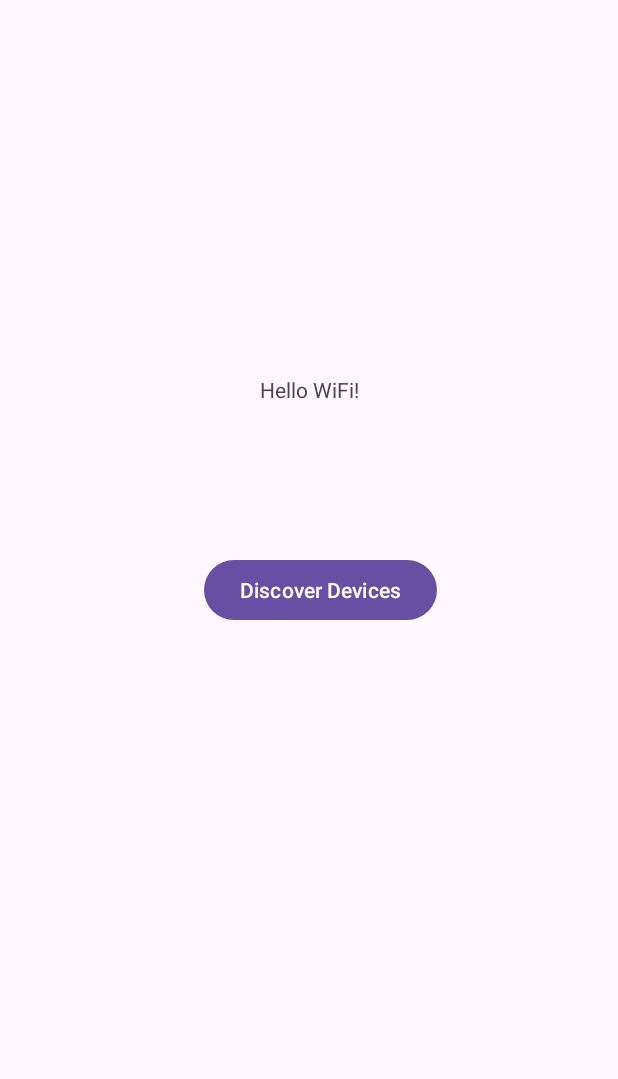
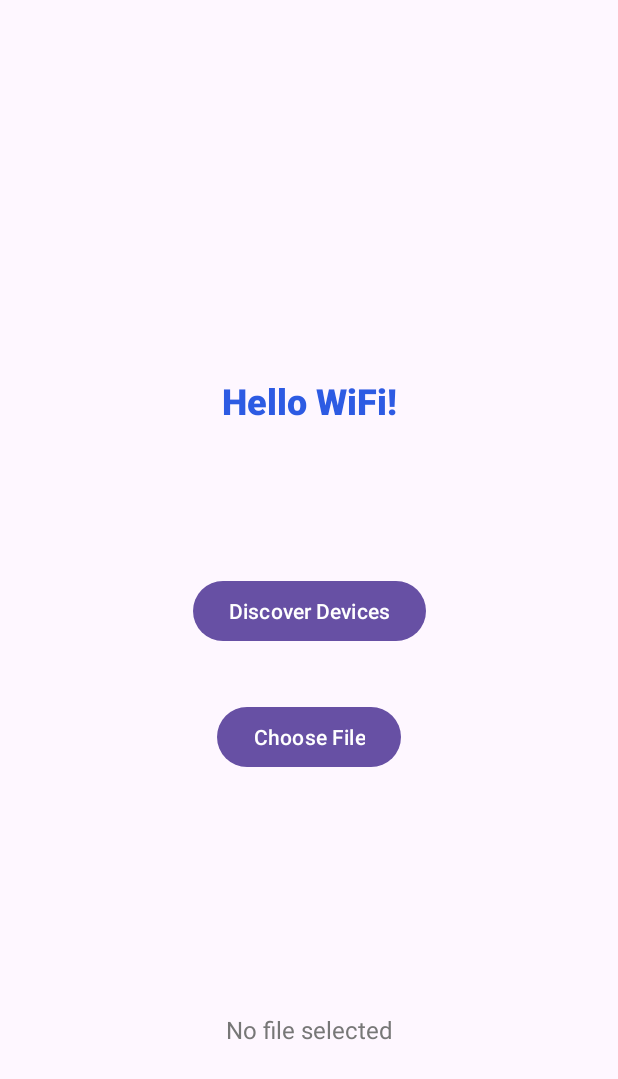
Before and after one commit to StephenWYP/HelloWifiDemo, an Android app: the screen it shows after launch (MainActivity), on a phone screen of 412 x 824 dp. Shown: the top 1079 px of the screen. Run offline under Robolectric (Android 15) with nearby library versions, the phone set to English and light mode, and no system bars.

Commit message:
Add file name display TextView and update after file selection

```diff
--- a/app/src/main/java/com/example/hellowifidemo/MainActivity.java
+++ b/app/src/main/java/com/example/hellowifidemo/MainActivity.java
@@ -1,12 +1,17 @@
 package com.example.hellowifidemo;
 
+import android.content.Intent;
+import android.net.Uri;
 import android.os.Bundle;
 import android.util.Log;
 import android.view.View;
 import android.widget.Button;
 import android.widget.Toast;
+import android.widget.TextView;
 
 import androidx.activity.EdgeToEdge;
+import androidx.activity.result.*;
+import androidx.activity.result.contract.ActivityResultContracts;
 import androidx.appcompat.app.AppCompatActivity;
 import androidx.core.graphics.Insets;
 import androidx.core.view.ViewCompat;
@@ -14,14 +19,40 @@ import androidx.core.view.WindowInsetsCompat;
 
 public class MainActivity extends AppCompatActivity {
 
+    // ActivityResultLauncher for file selection
+    private ActivityResultLauncher<Intent> filePickerLauncher;
     // Tag for logging (used in Logcat)
     private static final String TAG = "WIFI_SIM";
+    // TextView to display selected file name
+    private TextView fileNameView;
 
     @Override
     protected void onCreate(Bundle savedInstanceState) {
         super.onCreate(savedInstanceState);
         EdgeToEdge.enable(this);
         setContentView(R.layout.activity_main);
+        fileNameView = findViewById(R.id.tv_filename); // Connect to the XML TextView
+
+        // Register the file picker launcher to handle selected file
+        filePickerLauncher = registerForActivityResult(
+                new ActivityResultContracts.StartActivityForResult(),
+                result -> {
+                    if(result.getResultCode() == RESULT_OK && result.getData() != null){
+                        // Get file URI
+                        Uri fileUri = result.getData().getData();
+                        // Show Toast and log the URI
+                        if (fileUri != null){
+                            Toast.makeText(MainActivity.this, "File selected: " + fileUri.getLastPathSegment(), Toast.LENGTH_SHORT).show();
+                            Log.d(TAG, "User selected file: " + fileUri.toString());
+                            // Update the on-screen TextView with the selected file name
+                            fileNameView.setText("Selected: " + fileUri.getLastPathSegment());
+                        }
+                        // Simulate file transfer
+                        Toast.makeText(MainActivity.this, "Transferring file...", Toast.LENGTH_SHORT).show();
+                        Log.d(TAG, "Simulated file transfer complete.");
+                    }
+                }
+        );
 
         // Keep the system bar insets if needed
         ViewCompat.setOnApplyWindowInsetsListener(findViewById(R.id.main), (v, insets) -> {
@@ -45,5 +76,23 @@ public class MainActivity extends AppCompatActivity {
            }
         });
 
+        // Find the choose file button by ID
+        Button chooseFileBtn = findViewById(R.id.btn_choose_file);
+
+        // Set click listener for file selection
+        chooseFileBtn.setOnClickListener(new View.OnClickListener() {
+            @Override
+            public void onClick(View v) {
+                // Create an intent to open system file picker
+                Intent intent = new Intent(Intent.ACTION_GET_CONTENT);
+                intent.setType("*/*"); // Allow any file type
+                intent.addCategory(Intent.CATEGORY_OPENABLE);
+
+                // Launch the file picker
+                filePickerLauncher.launch(Intent.createChooser(intent, "Select a file"));
+            }
+        });
+
+
     }
 }
--- a/app/src/main/res/layout/activity_main.xml
+++ b/app/src/main/res/layout/activity_main.xml
@@ -11,20 +11,53 @@
         android:id="@+id/textView"
         android:layout_width="wrap_content"
         android:layout_height="wrap_content"
+        android:fontFamily="sans-serif-medium"
         android:text="Hello WiFi!"
+        android:textColor="#2D5BE3"
+        android:textSize="24sp"
+        android:textStyle="bold"
         app:layout_constraintBottom_toBottomOf="parent"
         app:layout_constraintEnd_toEndOf="parent"
+        app:layout_constraintHorizontal_bias="0.5"
         app:layout_constraintStart_toStartOf="parent"
         app:layout_constraintTop_toTopOf="parent"
-        app:layout_constraintVertical_bias="0.311" />
+        app:layout_constraintVertical_bias="0.317" />
 
     <Button
         android:id="@+id/btn_discover"
         android:layout_width="wrap_content"
         android:layout_height="wrap_content"
-        android:layout_marginStart="136dp"
         android:layout_marginTop="100dp"
         android:text="Discover Devices"
+        app:layout_constraintEnd_toEndOf="parent"
+        app:layout_constraintHorizontal_bias="0.5"
         app:layout_constraintStart_toStartOf="parent"
         app:layout_constraintTop_toBottomOf="@+id/textView" />
+
+    <Button
+        android:id="@+id/btn_choose_file"
+        android:layout_width="wrap_content"
+        android:layout_height="wrap_content"
+        android:layout_marginTop="36dp"
+        android:text="Choose File"
+        app:layout_constraintEnd_toEndOf="parent"
+        app:layout_constraintHorizontal_bias="0.5"
+        app:layout_constraintStart_toStartOf="parent"
+        app:layout_constraintTop_toBottomOf="@+id/btn_discover" />
+
+    <TextView
+        android:id="@+id/tv_filename"
+        android:layout_width="0dp"
+        android:layout_height="wrap_content"
+        android:layout_marginTop="160dp"
+        android:text="No file selected"
+        android:textColor="#777777"
+        android:textSize="16sp"
+        android:gravity="center"
+        app:layout_constraintEnd_toEndOf="parent"
+        app:layout_constraintHorizontal_bias="0.5"
+        app:layout_constraintStart_toStartOf="parent"
+        app:layout_constraintTop_toBottomOf="@id/btn_choose_file" />
+
+
 </androidx.constraintlayout.widget.ConstraintLayout>
```
